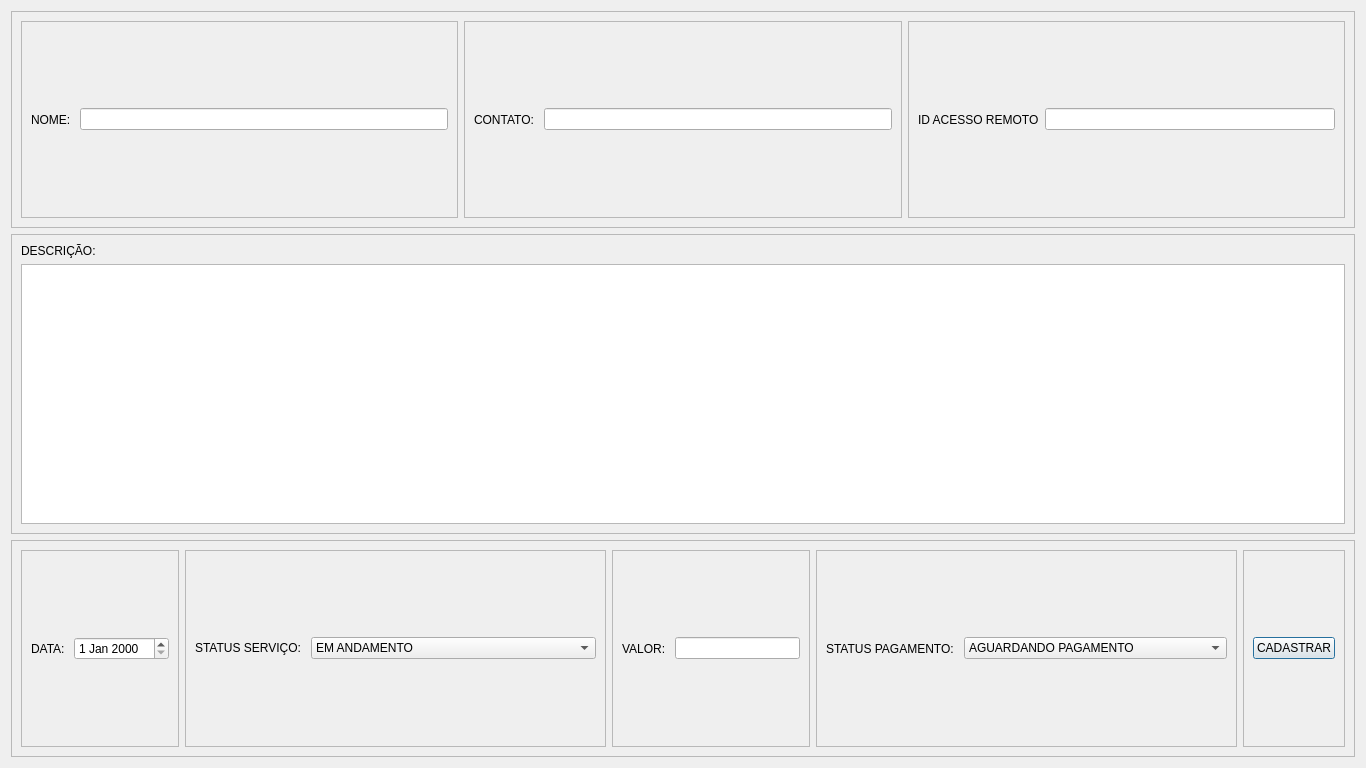
This is ui/create_window.ui in AlyssonMartinsDev/WorkWorders-Controller as Qt 5 draws it before an edit. The edited form follows.
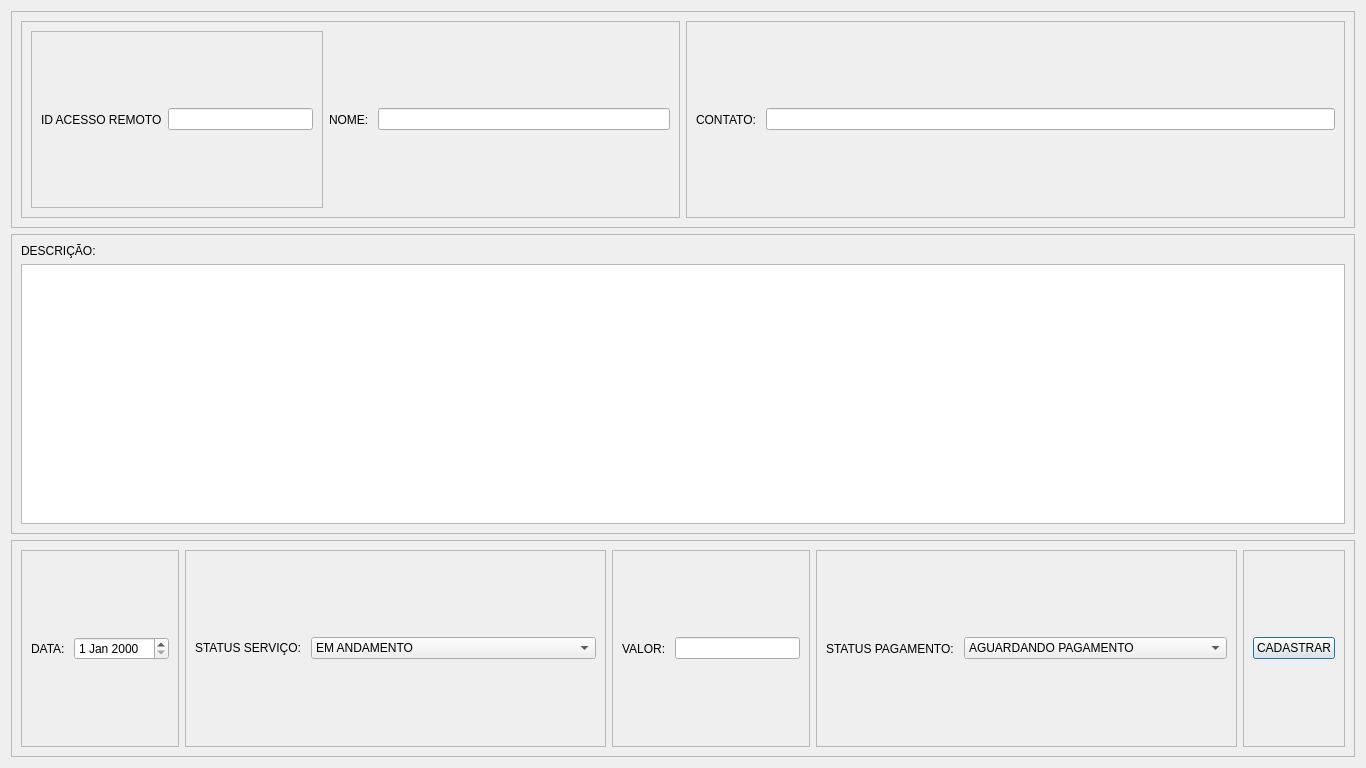
This is the edited form.

```diff
--- a/ui/create_window.ui
+++ b/ui/create_window.ui
@@ -44,6 +44,28 @@
          <enum>QFrame::Shadow::Raised</enum>
         </property>
         <layout class="QHBoxLayout" name="horizontalLayout_2">
+         <item>
+          <widget class="QFrame" name="frame_6">
+           <property name="frameShape">
+            <enum>QFrame::Shape::StyledPanel</enum>
+           </property>
+           <property name="frameShadow">
+            <enum>QFrame::Shadow::Raised</enum>
+           </property>
+           <layout class="QHBoxLayout" name="horizontalLayout_4">
+            <item>
+             <widget class="QLabel" name="label_3">
+              <property name="text">
+               <string>ID ACESSO REMOTO</string>
+              </property>
+             </widget>
+            </item>
+            <item>
+             <widget class="QLineEdit" name="lineEdit_idAccessRemote"/>
+            </item>
+           </layout>
+          </widget>
+         </item>
          <item>
           <widget class="QLabel" name="label">
            <property name="text">
@@ -79,28 +101,6 @@
         </layout>
        </widget>
       </item>
-      <item>
-       <widget class="QFrame" name="frame_6">
-        <property name="frameShape">
-         <enum>QFrame::Shape::StyledPanel</enum>
-        </property>
-        <property name="frameShadow">
-         <enum>QFrame::Shadow::Raised</enum>
-        </property>
-        <layout class="QHBoxLayout" name="horizontalLayout_4">
-         <item>
-          <widget class="QLabel" name="label_3">
-           <property name="text">
-            <string>ID ACESSO REMOTO</string>
-           </property>
-          </widget>
-         </item>
-         <item>
-          <widget class="QLineEdit" name="lineEdit_idAccessRemote"/>
-         </item>
-        </layout>
-       </widget>
-      </item>
      </layout>
     </widget>
    </item>
```
